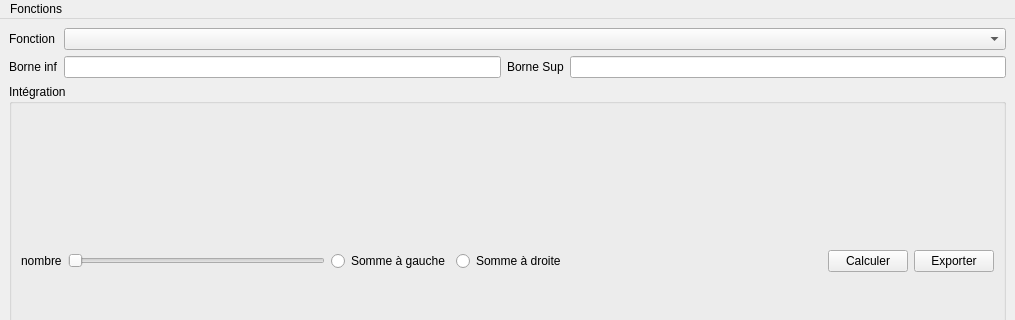
loic-fischlin/TP2_sam_loic, file ui/function_view2.ui: the form before one commit; both pictures show x 0 to 1015 and y 0 to 320 of the 1015 by 618 pixel window.
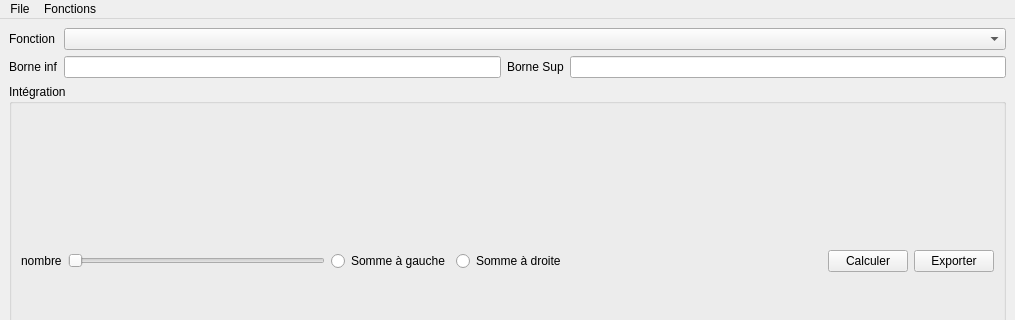
The form after the commit.

```diff
--- a/ui/function_view2.ui
+++ b/ui/function_view2.ui
@@ -174,7 +174,7 @@
      <x>0</x>
      <y>0</y>
      <width>1015</width>
-     <height>21</height>
+     <height>33</height>
     </rect>
    </property>
    <widget class="QMenu" name="menuFonctions">
@@ -183,6 +183,13 @@
     </property>
     <addaction name="actionFonctions"/>
    </widget>
+   <widget class="QMenu" name="menuFile">
+    <property name="title">
+     <string>File</string>
+    </property>
+    <addaction name="actionQuitter_2"/>
+   </widget>
+   <addaction name="menuFile"/>
    <addaction name="menuFonctions"/>
   </widget>
   <widget class="QStatusBar" name="statusbar"/>
```
Left out of the diff: 18 changed lines with no effect on the pictures.
